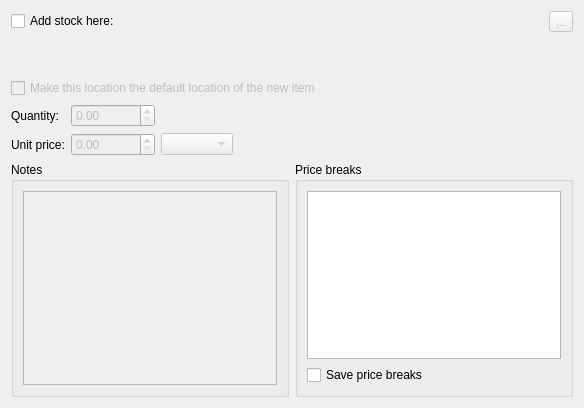
martonmiklos/qntree, file wizard/wizardpagestockandpricing.ui: the form before one commit.
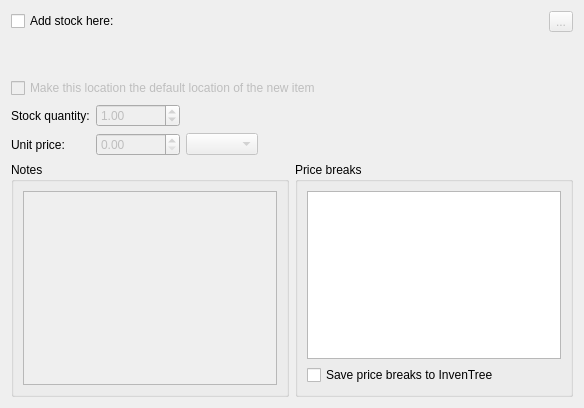
The form after the commit.

Commit message: Auto select price from the pricing ranges

Patch:
```diff
--- a/wizard/wizardpagestockandpricing.ui
+++ b/wizard/wizardpagestockandpricing.ui
@@ -29,7 +29,7 @@
       <item row="1" column="0">
        <widget class="QCheckBox" name="checkBoxSavePriceBreaks">
         <property name="text">
-         <string>Save price breaks</string>
+         <string>Save price breaks to InvenTree</string>
         </property>
        </widget>
       </item>
@@ -41,7 +41,7 @@
      <item row="0" column="0">
       <widget class="QLabel" name="label_9">
        <property name="text">
-        <string>Quantity:</string>
+        <string>Stock quantity:</string>
        </property>
       </widget>
      </item>
@@ -53,6 +53,9 @@
        <property name="maximum">
         <double>9999999.000000000000000</double>
        </property>
+       <property name="value">
+        <double>1.000000000000000</double>
+       </property>
       </widget>
      </item>
      <item row="1" column="0">
```
Left out of the diff: 22 changed lines with no effect on the pictures. The commit also changes 10 other files.
